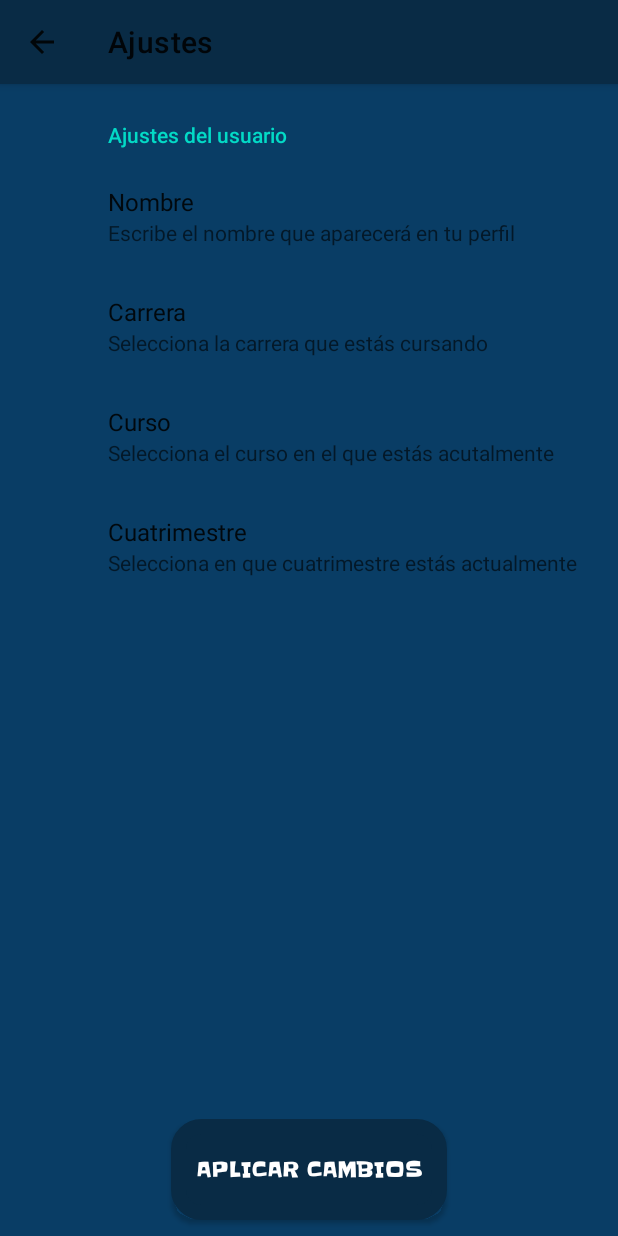
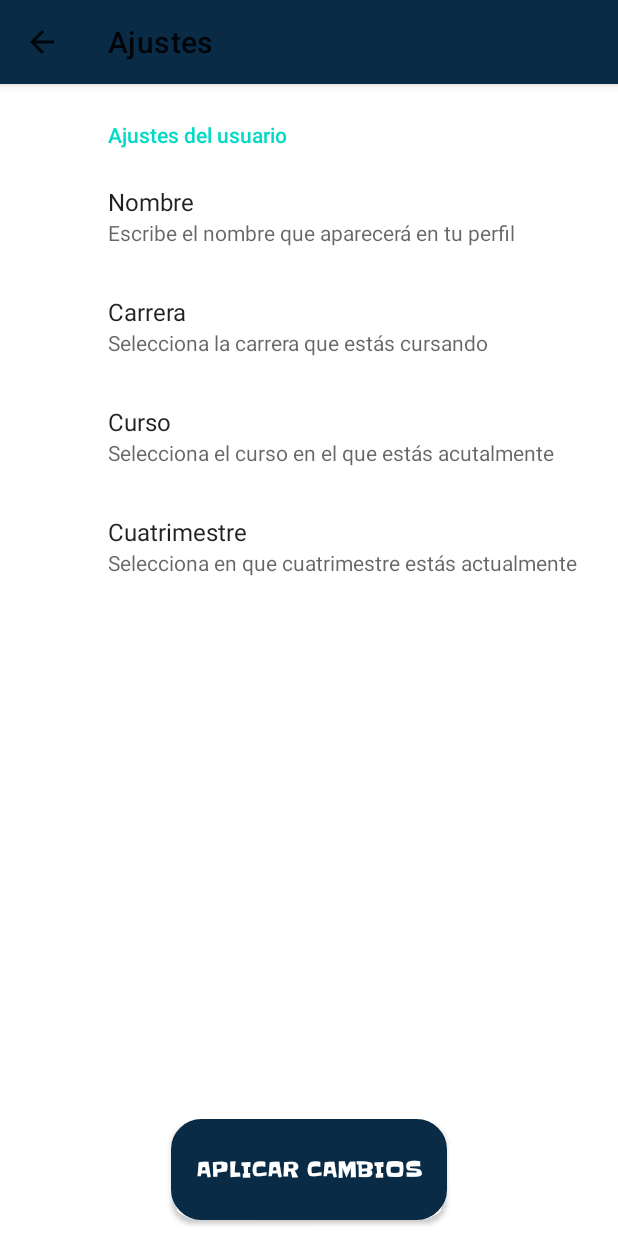
Before and after one commit to diegopr10/unihelp, an Android app: the Settings screen opened directly, with no data from a screen before it, on a phone screen of 412 x 824 dp. Run offline under Robolectric (Android 15) with nearby library versions, the phone set to English and light mode, and no system bars; our stand-ins replace androidx.preference.

Commit message:
cambiar color pantalla de preferencias

```diff
--- a/app/src/main/res/layout/activity_settings.xml
+++ b/app/src/main/res/layout/activity_settings.xml
@@ -5,7 +5,7 @@
     xmlns:tools="http://schemas.android.com/tools"
     android:layout_width="match_parent"
     android:layout_height="match_parent"
-    android:background="@color/unihelp_color"
+    android:background="@color/white"
     android:orientation="vertical"
     tools:context=".Settings">
 
```
